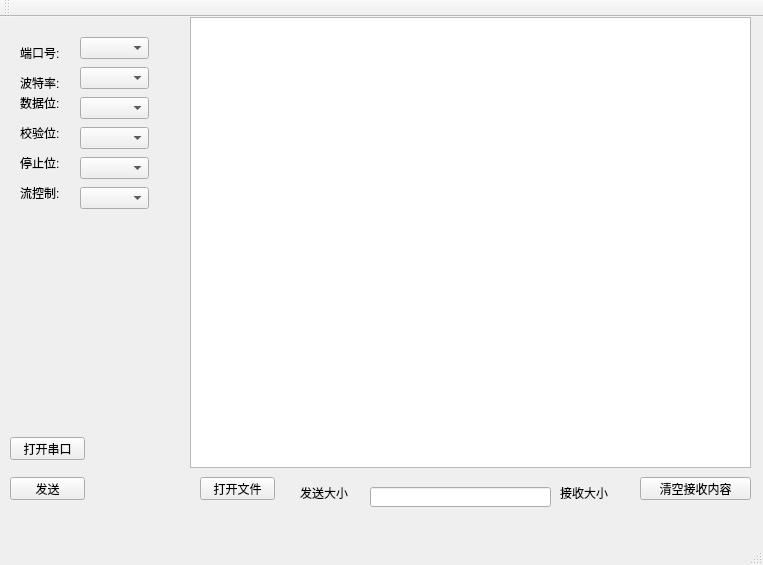
MagnumSong/MyInsight_CPP, file UpperMonitor/UpperMonitor/mainwindow.ui: the form before one commit.
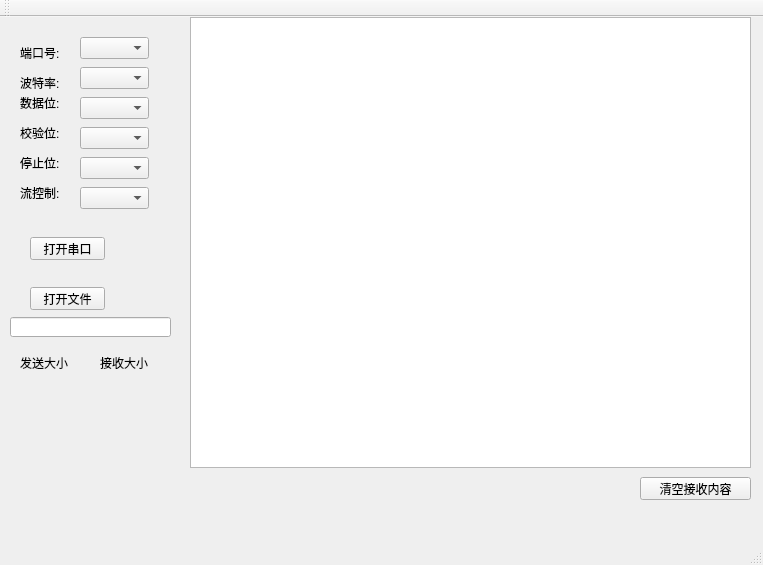
The form after the commit.

Commit message: cpp 串口 发送文件待优化

```diff
--- a/UpperMonitor/UpperMonitor/mainwindow.ui
+++ b/UpperMonitor/UpperMonitor/mainwindow.ui
@@ -14,24 +14,11 @@
    <string>MainWindow</string>
   </property>
   <widget class="QWidget" name="centralWidget">
-   <widget class="QPushButton" name="sendButton">
-    <property name="geometry">
-     <rect>
-      <x>10</x>
-      <y>460</y>
-      <width>75</width>
-      <height>23</height>
-     </rect>
-    </property>
-    <property name="text">
-     <string>发送</string>
-    </property>
-   </widget>
    <widget class="QPushButton" name="openSerialBtn">
     <property name="geometry">
      <rect>
-      <x>10</x>
-      <y>420</y>
+      <x>30</x>
+      <y>220</y>
       <width>75</width>
       <height>23</height>
      </rect>
@@ -53,8 +40,8 @@
    <widget class="QPushButton" name="openFileBtn">
     <property name="geometry">
      <rect>
-      <x>200</x>
-      <y>460</y>
+      <x>30</x>
+      <y>270</y>
       <width>75</width>
       <height>23</height>
      </rect>
@@ -76,9 +63,9 @@
    <widget class="QLineEdit" name="txtSendFile">
     <property name="geometry">
      <rect>
-      <x>370</x>
-      <y>470</y>
-      <width>181</width>
+      <x>10</x>
+      <y>300</y>
+      <width>161</width>
       <height>20</height>
      </rect>
     </property>
@@ -96,8 +83,8 @@
    <widget class="QLabel" name="labelFileSize">
     <property name="geometry">
      <rect>
-      <x>300</x>
-      <y>470</y>
+      <x>20</x>
+      <y>340</y>
       <width>54</width>
       <height>12</height>
      </rect>
@@ -109,8 +96,8 @@
    <widget class="QLabel" name="receivebyteLcdNumber">
     <property name="geometry">
      <rect>
-      <x>560</x>
-      <y>470</y>
+      <x>100</x>
+      <y>340</y>
       <width>54</width>
       <height>12</height>
      </rect>
```
Left out of the diff: 2 changed lines with no effect on the pictures. The commit also changes 3 other files.
